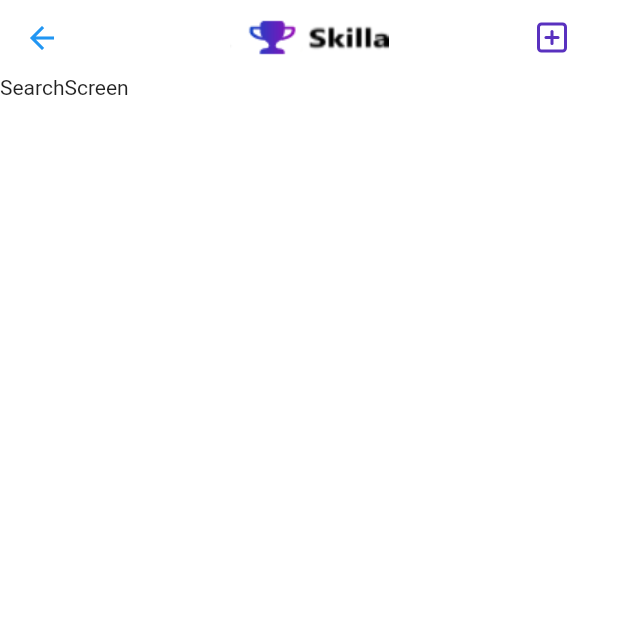
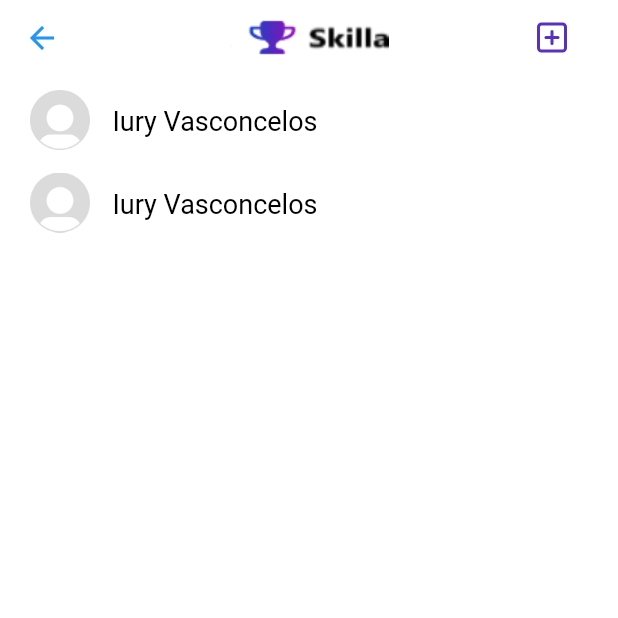
Before and after one commit to iury0393/skilla-mobile, a Flutter app: the SearchScreen screen opened by its route, on a phone screen of 412 x 824 dp, the top half of it. Run offline on Flutter 3.47's test engine with Material 2 defaults, Android fonts, the phone set to English and light mode, and no system bars; our stand-ins replace feather_icons_flutter, flushbar, introduction_screen, splashscreen.

Commit message:
criando tela de procura

```diff
--- a/lib/screens/home/search_screen.dart
+++ b/lib/screens/home/search_screen.dart
@@ -2,6 +2,8 @@ import 'package:feather_icons_flutter/feather_icons_flutter.dart';
 import 'package:flutter/material.dart';
 import 'package:skilla/components/custom_app_bar.dart';
 import 'package:skilla/utils/constants.dart';
+import 'package:skilla/utils/text_styles.dart';
+import 'package:skilla/utils/utils.dart';
 
 class SearchScreen extends StatefulWidget {
   static const String id = 'searchScreen';
@@ -30,9 +32,52 @@ class _SearchScreenState extends State<SearchScreen> {
           ],
         ),
         body: SafeArea(
-          child: Text('SearchScreen'),
+          child: SingleChildScrollView(
+            child: Padding(
+              padding: Utils.getPaddingDefault(),
+              child: Column(
+                children: [
+                  buildRecomendation(),
+                  buildRecomendation(),
+                ],
+              ),
+            ),
+          ),
         ),
       ),
     );
   }
+
+  Column buildRecomendation() {
+    return Column(
+      children: [
+        Padding(
+          padding: EdgeInsets.only(bottom: 15.0),
+          child: GestureDetector(
+            child: Row(
+              children: [
+                Image.asset(
+                  'assets/default_avatar.jpg',
+                  width: 40.0,
+                  height: 40.0,
+                ),
+                SizedBox(
+                  width: 15.0,
+                ),
+                Text(
+                  'Iury Vasconcelos',
+                  maxLines: 1,
+                  overflow: TextOverflow.ellipsis,
+                  style: TextStyles.paragraph(
+                    TextSize.large,
+                    weight: FontWeight.w400,
+                  ),
+                ),
+              ],
+            ),
+          ),
+        ),
+      ],
+    );
+  }
 }
```
